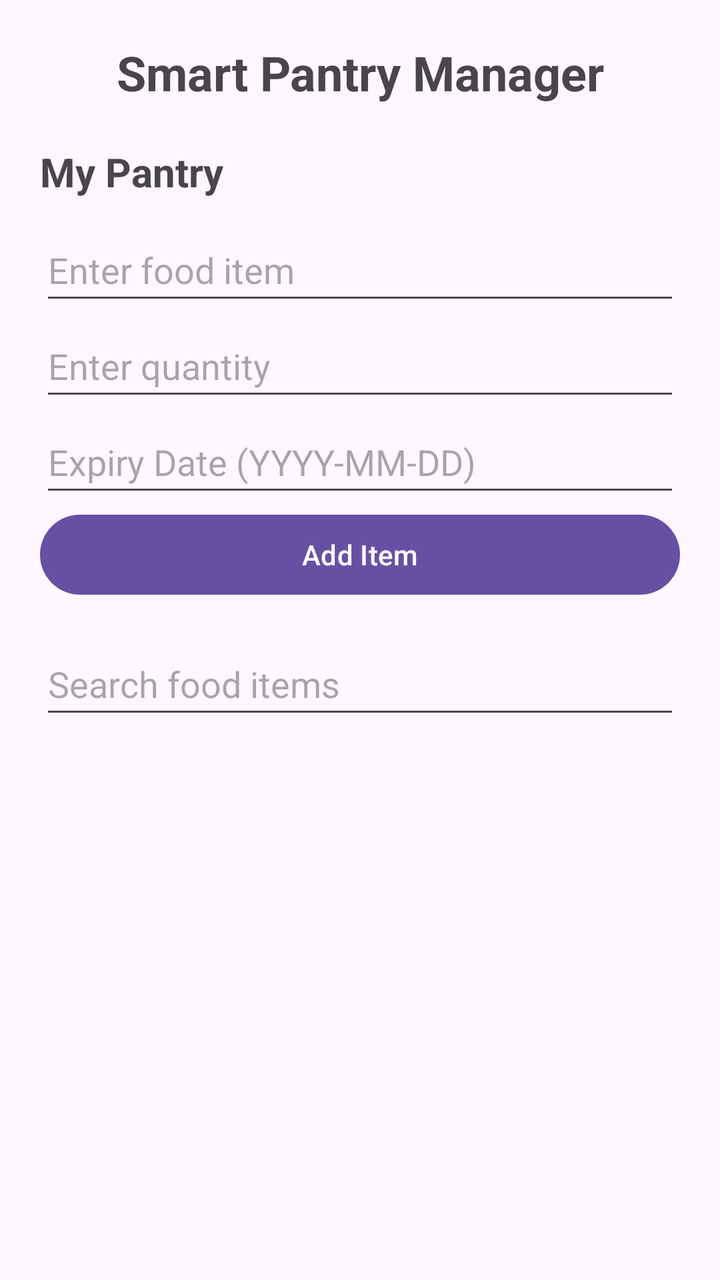
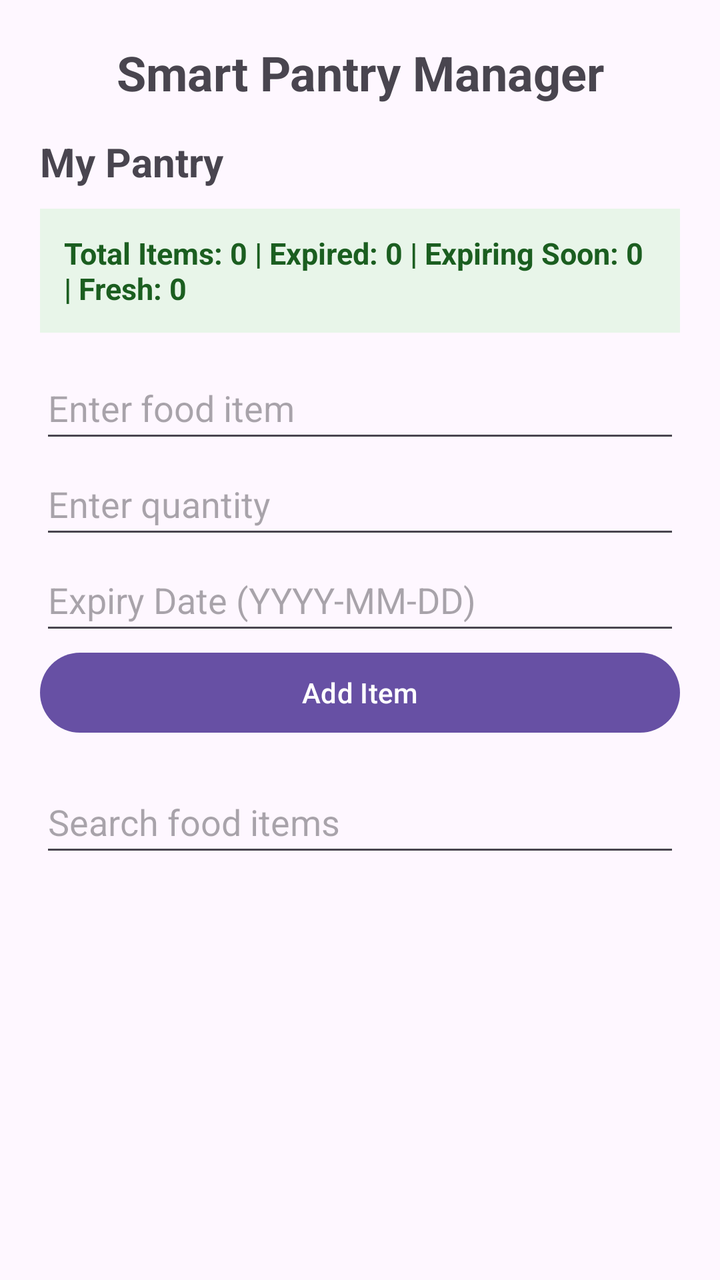

Compare the two renders of this Android layout. The source of the first and the diff that turns it into the second are given below.
<!-- AndroidManifest.xml: application theme Theme.SmartPantryManager -->
<!-- res/layout/activity_main.xml -->
<?xml version="1.0" encoding="utf-8"?>
<LinearLayout
    xmlns:android="http://schemas.android.com/apk/res/android"
    android:id="@+id/main"
    android:layout_width="match_parent"
    android:layout_height="match_parent"
    android:orientation="vertical"
    android:padding="20dp">

    <TextView
        android:layout_width="match_parent"
        android:layout_height="wrap_content"
        android:text="@string/pantry_title"
        android:textSize="24sp"
        android:textStyle="bold"
        android:gravity="center"
        android:layout_marginBottom="20dp" />

    <TextView
        android:layout_width="match_parent"
        android:layout_height="wrap_content"
        android:text="@string/my_pantry"
        android:textSize="20sp"
        android:textStyle="bold"
        android:layout_marginBottom="10dp" />

    <EditText
        android:id="@+id/editItemName"
        android:layout_width="match_parent"
        android:layout_height="wrap_content"
        android:hint="@string/enter_food"
        android:inputType="textCapWords"
        android:minHeight="48dp" />

    <EditText
        android:id="@+id/editQuantity"
        android:layout_width="match_parent"
        android:layout_height="wrap_content"
        android:hint="@string/enter_quantity"
        android:inputType="number"
        android:minHeight="48dp" />

    
    <EditText
        android:id="@+id/editExpiryDate"
        android:layout_width="match_parent"
        android:layout_height="wrap_content"
        android:hint="Expiry Date (YYYY-MM-DD)"
        android:inputType="date"
        android:focusable="false"
        android:clickable="true"
        android:minHeight="48dp" />

    <Button
        android:id="@+id/btnAddItem"
        android:layout_width="match_parent"
        android:layout_height="wrap_content"
        android:text="@string/add_item" />

    
    <EditText
        android:id="@+id/editSearch"
        android:layout_width="match_parent"
        android:layout_height="wrap_content"
        android:hint="Search food items"
        android:inputType="text"
        android:minHeight="48dp"
        android:layout_marginTop="15dp" />

    <ListView
        android:id="@+id/listPantry"
        android:layout_width="match_parent"
        android:layout_height="0dp"
        android:layout_weight="1" />

</LinearLayout>
<!-- resources referenced by this layout -->
<resources>
  <string name="add_item">Add Item</string>
  <string name="enter_food">Enter food item</string>
  <string name="enter_quantity">Enter quantity</string>
  <string name="my_pantry">My Pantry</string>
  <string name="pantry_title">Smart Pantry Manager</string>
  <style name="Theme.SmartPantryManager" parent="Base.Theme.SmartPantryManager" />
  <style name="Base.Theme.SmartPantryManager" parent="Theme.Material3.DayNight.NoActionBar">
          
          
      </style>
</resources>

<!-- the commit's change to res/layout/activity_main.xml (unified diff, before → after) -->
@@ -14,7 +14,7 @@
         android:textSize="24sp"
         android:textStyle="bold"
         android:gravity="center"
-        android:layout_marginBottom="20dp" />
+        android:layout_marginBottom="15dp" />
 
     <TextView
         android:layout_width="match_parent"
@@ -24,6 +24,20 @@
         android:textStyle="bold"
         android:layout_marginBottom="10dp" />
 
+    
+    <TextView
+        android:id="@+id/textPantrySummary"
+        android:layout_width="match_parent"
+        android:layout_height="wrap_content"
+        android:text="Total Items: 0 | Expired: 0 | Expiring Soon: 0 | Fresh: 0"
+        android:textSize="15sp"
+        android:textStyle="bold"
+        android:padding="12dp"
+        android:background="#E8F5E9"
+        android:textColor="#1B5E20"
+        android:layout_marginBottom="12dp" />
+
+    
     <EditText
         android:id="@+id/editItemName"
         android:layout_width="match_parent"
@@ -32,6 +46,7 @@
         android:inputType="textCapWords"
         android:minHeight="48dp" />
 
+    
     <EditText
         android:id="@+id/editQuantity"
         android:layout_width="match_parent"
@@ -51,6 +66,7 @@
         android:clickable="true"
         android:minHeight="48dp" />
 
+    
     <Button
         android:id="@+id/btnAddItem"
         android:layout_width="match_parent"
@@ -67,6 +83,7 @@
         android:minHeight="48dp"
         android:layout_marginTop="15dp" />
 
+    
     <ListView
         android:id="@+id/listPantry"
         android:layout_width="match_parent"
